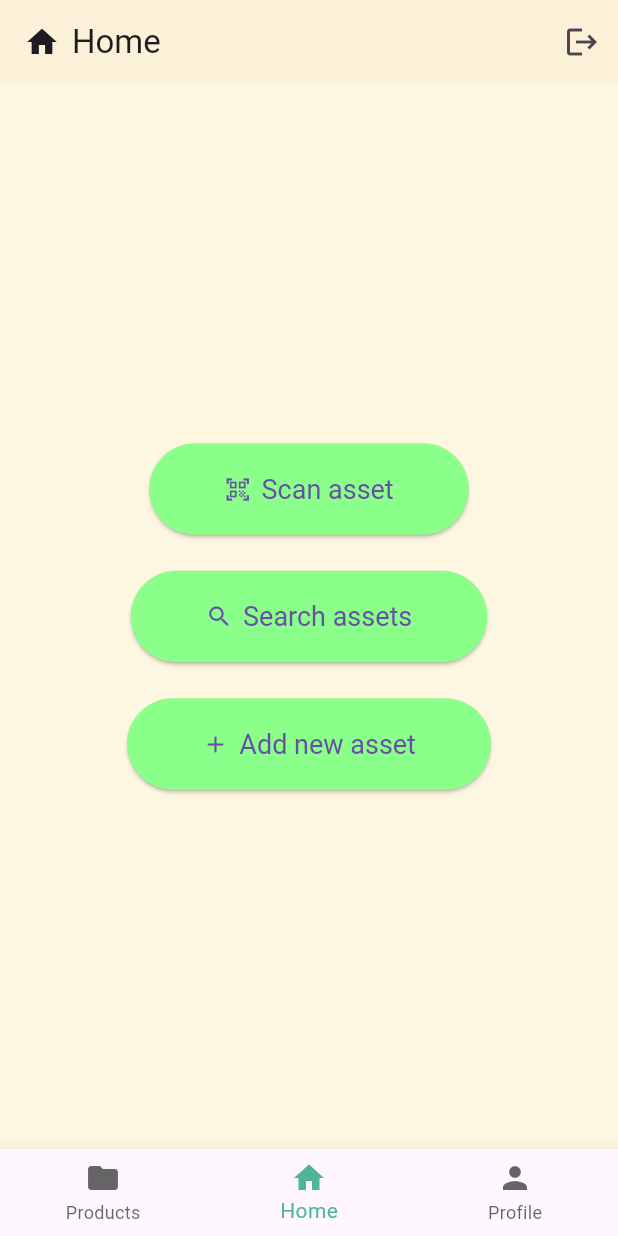
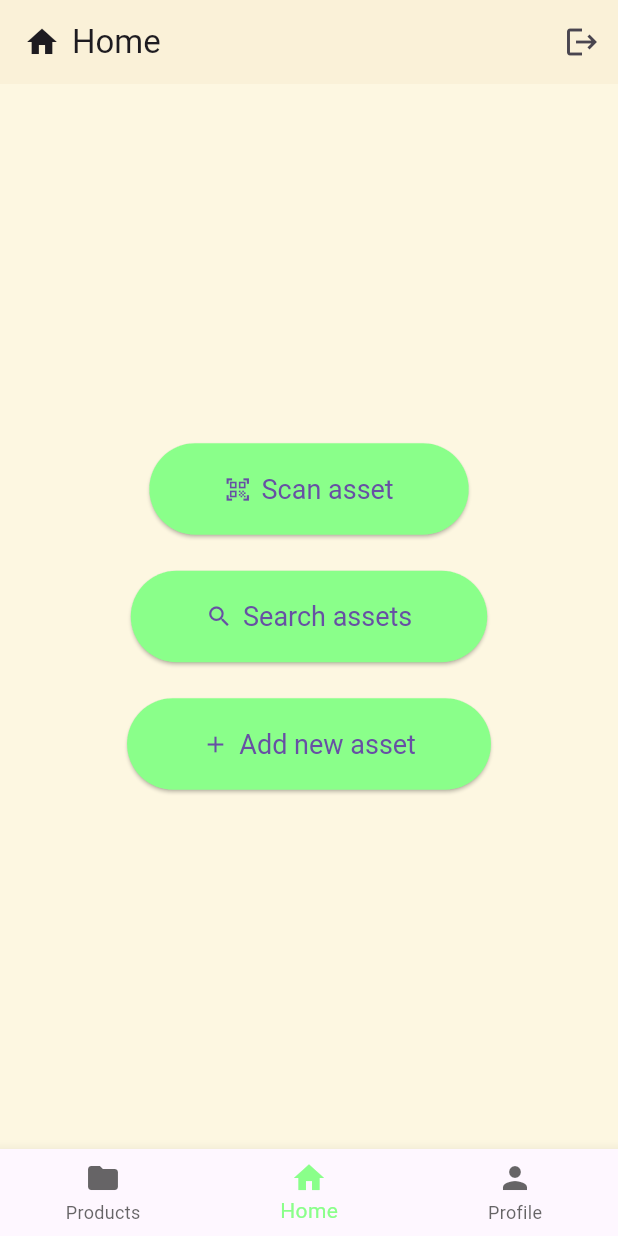
Before and after one commit to MarkRyuo/sales_inventory_app, a Flutter app: the HomeScreen screen opened directly, on a phone screen of 412 x 824 dp. Run offline on Flutter 3.47's test engine with Material 3 defaults, Android fonts, the phone set to English and light mode, and no system bars; our stand-ins replace flutter_svg.

Commit message:
update herE

```diff
--- a/lib/home_screen.dart
+++ b/lib/home_screen.dart
@@ -118,7 +118,7 @@ class _HomeScreenState extends State<HomeScreen> {
             label: 'Profile',
           ),
         ],
-        selectedItemColor: const Color(0xFF50B498),
+        selectedItemColor: Color.fromARGB(255, 138, 255, 138),
         unselectedItemColor: const Color.fromARGB(200, 60, 60, 60),
       ),
     );
```
